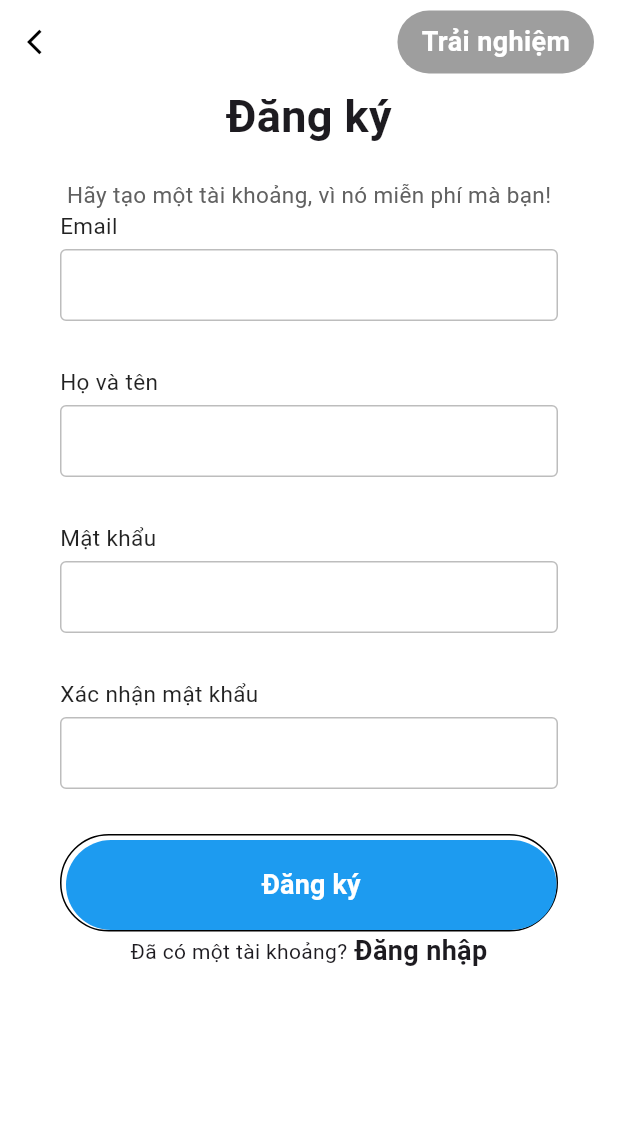
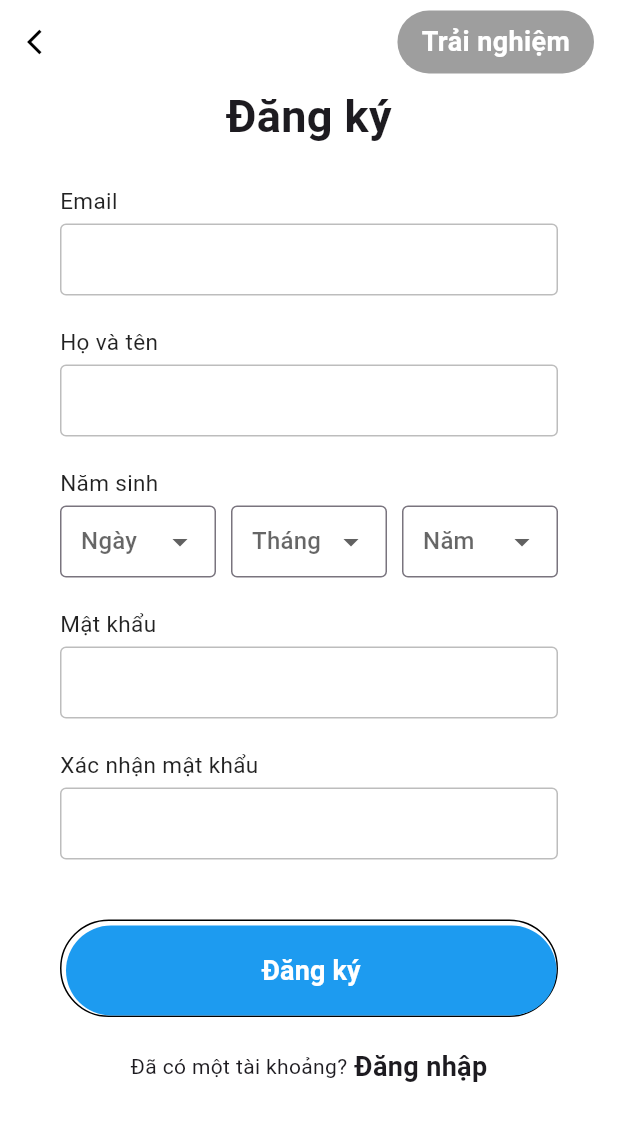
Before and after one commit to ThangSuperMan/Twitter_clone, a Flutter app: the screen it shows after launch, on a phone screen of 412 x 824 dp. Shown: the top 1121 px of the screen. Run offline on Flutter 3.47's test engine with Material 3 defaults, Android fonts, the phone set to English and light mode, and no system bars; our stand-ins replace animate_do, flutter_svg.

Commit message:
Implement date of birth input field

```diff
--- a/lib/screens/login_screen.dart
+++ b/lib/screens/login_screen.dart
@@ -40,7 +40,7 @@ class LoginScreen extends StatelessWidget {
                       FadeInUp(
                           duration: const Duration(milliseconds: 1000),
                           child: const Text(
-                            "Login",
+                            "Đăng nhập",
                             style: TextStyle(
                                 fontSize: 30, fontWeight: FontWeight.bold),
                           )),
@@ -153,7 +153,10 @@ class LoginScreen extends StatelessWidget {
         Text(
           label,
           style: const TextStyle(
-              fontSize: 15, fontWeight: FontWeight.w400, color: Colors.black87),
+            fontSize: 15,
+            fontWeight: FontWeight.w400,
+            color: Colors.black87,
+          ),
         ),
         const SizedBox(
           height: 5,
@@ -170,7 +173,7 @@ class LoginScreen extends StatelessWidget {
           ),
         ),
         const SizedBox(
-          height: 30,
+          height: 20,
         ),
       ],
     );
--- a/lib/screens/signup_screen.dart
+++ b/lib/screens/signup_screen.dart
@@ -77,16 +77,11 @@ class SignUpScreen extends StatelessWidget {
                             fontSize: 30, fontWeight: FontWeight.bold),
                       )),
                   const SizedBox(
-                    height: 20,
+                    height: 16,
                   ),
-                  FadeInUp(
-                      duration: const Duration(milliseconds: 1200),
-                      child: Text(
-                        "Hãy tạo một tài khoảng, vì nó miễn phí mà bạn!",
-                        style: TextStyle(fontSize: 15, color: Colors.grey[700]),
-                      )),
                 ],
               ),
+              const SizedBox(height: 8),
               Column(
                 children: <Widget>[
                   FadeInUp(
@@ -96,6 +91,10 @@ class SignUpScreen extends StatelessWidget {
                   FadeInUp(
                     duration: const Duration(milliseconds: 1100),
                     child: makeInput(label: "Họ và tên"),
+                  ),
+                  FadeInUp(
+                    duration: const Duration(milliseconds: 1200),
+                    child: makeInputWithDateTime(label: "Năm sinh"),
                   ),
                   FadeInUp(
                     duration: const Duration(
@@ -115,6 +114,7 @@ class SignUpScreen extends StatelessWidget {
                   ),
                 ],
               ),
+              const SizedBox(height: 20),
               FadeInUp(
                 duration: const Duration(milliseconds: 1500),
                 child: Container(
@@ -147,6 +147,7 @@ class SignUpScreen extends StatelessWidget {
                   ),
                 ),
               ),
+              const SizedBox(height: 20),
               FadeInUp(
                 duration: const Duration(milliseconds: 1600),
                 child: Row(
@@ -165,7 +166,9 @@ class SignUpScreen extends StatelessWidget {
                       child: const Text(
                         " Đăng nhập",
                         style: TextStyle(
-                            fontWeight: FontWeight.w600, fontSize: 18),
+                          fontWeight: FontWeight.w600,
+                          fontSize: 18,
+                        ),
                       ),
                     ),
                   ],
@@ -175,6 +178,100 @@ class SignUpScreen extends StatelessWidget {
           ),
         ),
       ),
+    );
+  }
+
+  Widget makeInputWithDateTime({label, obscureText = false}) {
+    return Column(
+      crossAxisAlignment: CrossAxisAlignment.start,
+      children: <Widget>[
+        Text(
+          label,
+          style: const TextStyle(
+            fontSize: 15,
+            fontWeight: FontWeight.w400,
+            color: Colors.black87,
+          ),
+        ),
+        const SizedBox(
+          height: 5,
+        ),
+        Row(
+          children: [
+            // Day Dropdown
+            Expanded(
+              child: DropdownButtonFormField<String>(
+                decoration: InputDecoration(
+                  contentPadding: const EdgeInsets.symmetric(horizontal: 10),
+                  border: OutlineInputBorder(
+                    borderSide: BorderSide(color: Colors.grey.shade400),
+                  ),
+                ),
+                items: List.generate(
+                  31,
+                  (index) => DropdownMenuItem<String>(
+                    value: (index + 1).toString(),
+                    child: Text((index + 1).toString()),
+                  ),
+                ),
+                onChanged: (value) {
+                  // Handle day selection
+                },
+                hint: const Text('Ngày'),
+              ),
+            ),
+            const SizedBox(width: 10),
+            // Month Dropdown
+            Expanded(
+              child: DropdownButtonFormField<String>(
+                decoration: InputDecoration(
+                  contentPadding: const EdgeInsets.symmetric(horizontal: 10),
+                  border: OutlineInputBorder(
+                    borderSide: BorderSide(color: Colors.grey.shade400),
+                  ),
+                ),
+                items: List.generate(
+                  12,
+                  (index) => DropdownMenuItem<String>(
+                    value: (index + 1).toString(),
+                    child: Text((index + 1).toString()),
+                  ),
+                ),
+                onChanged: (value) {
+                  // Handle month selection
+                },
+                hint: Text('Tháng'),
+              ),
+            ),
+            SizedBox(width: 10),
+            // Year Dropdown
+            Expanded(
+              child: DropdownButtonFormField<String>(
+                decoration: InputDecoration(
+                  contentPadding: const EdgeInsets.symmetric(horizontal: 10),
+                  border: OutlineInputBorder(
+                    borderSide: BorderSide(color: Colors.grey.shade400),
+                  ),
+                ),
+                items: List.generate(
+                  100,
+                  (index) => DropdownMenuItem<String>(
+                    value: (DateTime.now().year - index).toString(),
+                    child: Text((DateTime.now().year - index).toString()),
+                  ),
+                ),
+                onChanged: (value) {
+                  // Handle year selection
+                },
+                hint: Text('Năm'),
+              ),
+            ),
+          ],
+        ),
+        const SizedBox(
+          height: 20,
+        ),
+      ],
     );
   }
 
@@ -209,7 +306,7 @@ class SignUpScreen extends StatelessWidget {
           ),
         ),
         const SizedBox(
-          height: 30,
+          height: 20,
         ),
       ],
     );
```
